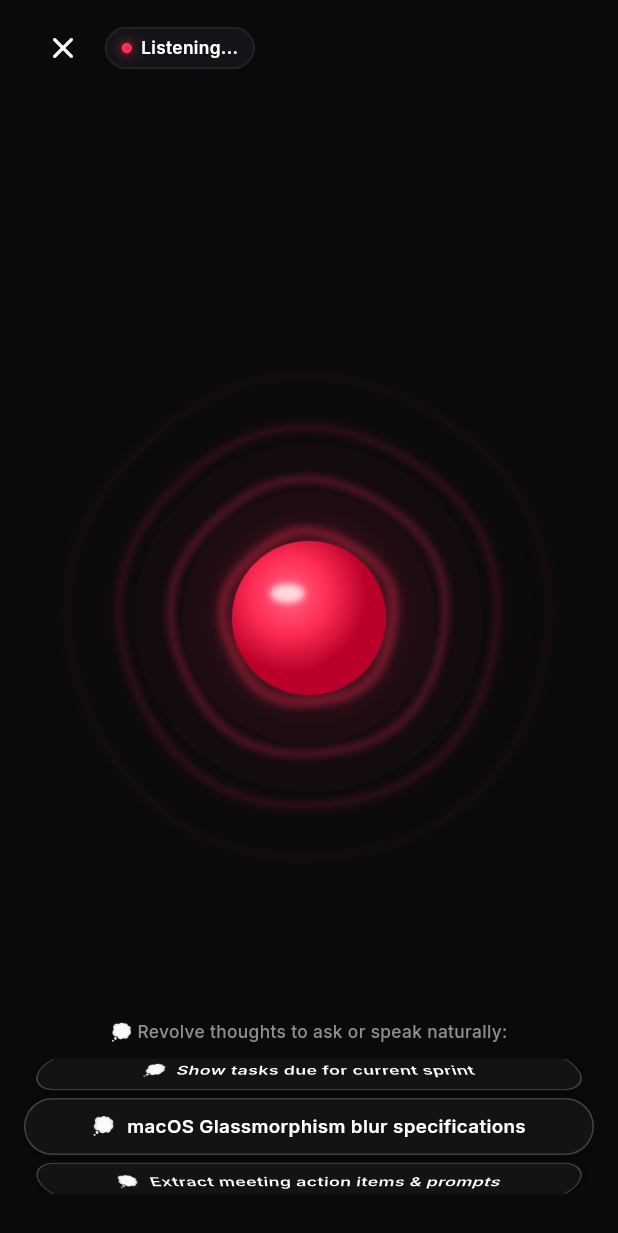
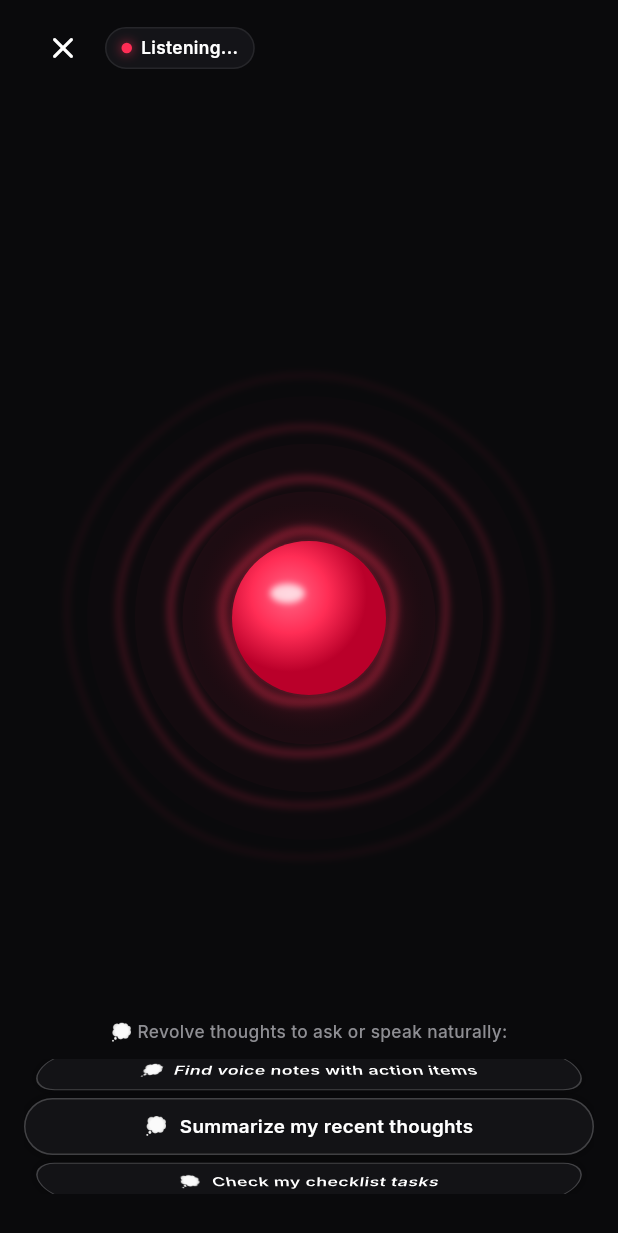
Before and after one commit to vashisht7/NoteEchoes, a Flutter app: the VoiceAssistantScreen screen opened directly, on a phone screen of 412 x 824 dp. Shown: the top 1233 px of the screen. Run offline on Flutter 3.47's test engine with Material 3 defaults, Android fonts, the phone set to English and light mode, and no system bars; our stand-ins replace file_picker, google_fonts, shared_preferences, speech_to_text; missing offline and left inert: flutter_math_fork; accounts and stored records are empty.

Commit message:
Set NoteDetailSheet height to 3/4 screen with single-finger swipe down to close, and wire real on-device note query analysis in voice assistant

```diff
--- a/lib/screens/home_screen.dart
+++ b/lib/screens/home_screen.dart
@@ -130,6 +130,8 @@ class _HomeScreenState extends State<HomeScreen> with WidgetsBindingObserver {
       context: context,
       isScrollControlled: true,
       backgroundColor: Colors.transparent,
+      enableDrag: true,
+      isDismissible: true,
       builder: (context) => NoteDetailSheet(existingNote: note),
     );
   }
--- a/lib/screens/voice_assistant_screen.dart
+++ b/lib/screens/voice_assistant_screen.dart
@@ -35,15 +35,31 @@ class _VoiceAssistantScreenState extends State<VoiceAssistantScreen>
   Timer? _orbScanTimer;
   bool _isCopied = false;
 
-  // Thoughts revolving loop at the bottom (Wheel / Cylindrical Loop)
-  final List<String> _thoughtSuggestions = [
-    "Summarize my notes on Gemini API",
-    "Check weekly grocery & pantry list",
-    "Stage UI system tokens & architecture",
-    "Show tasks due for current sprint",
-    "macOS Glassmorphism blur specifications",
-    "Extract meeting action items & prompts",
+  // Thoughts revolving loop dynamically generated from real user notes
+  List<String> get _thoughtSuggestions {
+    final allNotes = NoteService().allNotes;
+    if (allNotes.isEmpty) {
+      return [
+        "Summarize my recent thoughts",
+        "Check my checklist tasks",
+        "Review today's notes",
+        "Find voice notes with action items",
       ];
+    }
+    final suggestions = <String>[];
+    for (final note in allNotes.take(4)) {
+      suggestions.add("Summarize: ${note.title}");
+    }
+    final allTags = NoteService().allTags.where((t) => t != 'All').toList();
+    for (final tag in allTags.take(3)) {
+      suggestions.add("Show all notes in #$tag");
+    }
+    if (suggestions.length < 4) {
+      suggestions.add("Summarize all my notes");
+      suggestions.add("Find pending checklist tasks");
+    }
+    return suggestions;
+  }
 
   late final FixedExtentScrollController _wheelScrollController;
 
@@ -54,7 +70,7 @@ class _VoiceAssistantScreenState extends State<VoiceAssistantScreen>
     _voiceService = VoiceAssistantService();
     _voiceService.addListener(_onServiceUpdate);
 
-    _wheelScrollController = FixedExtentScrollController(initialItem: 1000); // For infinite loop feel
+    _wheelScrollController = FixedExtentScrollController(initialItem: 1000);
 
     _animationController = AnimationController(
       vsync: this,
@@ -73,7 +89,6 @@ class _VoiceAssistantScreenState extends State<VoiceAssistantScreen>
 
   void _loadCandidateNodes() {
     final notes = NoteService().allNotes;
-    if (notes.isNotEmpty) {
     _candidateNodes = notes.map((n) {
       return NoteNode(
         id: n.noteId,
@@ -81,14 +96,6 @@ class _VoiceAssistantScreenState extends State<VoiceAssistantScreen>
         snippet: n.summarySnippet.isNotEmpty ? n.summarySnippet : n.textContent,
       );
     }).toList();
-    } else {
-      _candidateNodes = [
-        const NoteNode(id: "n1", title: "Stage UI Specs", snippet: "Tokens and system architecture"),
-        const NoteNode(id: "n2", title: "Gemini 2.5 Multi-Modal", snippet: "Audio speech streaming"),
-        const NoteNode(id: "n3", title: "Weekly Grocery", snippet: "Almond milk and coffee"),
-        const NoteNode(id: "n4", title: "Glassmorphism Blur", snippet: "Backdrop filter specifications"),
-      ];
-    }
   }
 
   void _onServiceUpdate() {
@@ -116,7 +123,7 @@ class _VoiceAssistantScreenState extends State<VoiceAssistantScreen>
     }
   }
 
-  // Inside the Orb note scanner (notes appear one after the other inside the Dream Bubble)
+  // Inside the Orb note scanner
   void _startInsideOrbScanning() {
     _orbScanTimer?.cancel();
     _currentInsideOrbIndex = 0;
@@ -133,7 +140,7 @@ class _VoiceAssistantScreenState extends State<VoiceAssistantScreen>
   void _copySpokenTranscript() {
     final text = _voiceService.fullGeneratedResponse.isNotEmpty
         ? _voiceService.fullGeneratedResponse
-        : "Gemini API Summary:\n1. Stage UI architecture leverages low-latency streaming.\n2. Multi-modal pipeline streams raw PCM16 audio directly into context memory embeddings.";
+        : "No transcript available.";
     Clipboard.setData(ClipboardData(text: text));
     HapticFeedback.mediumImpact();
     setState(() => _isCopied = true);
@@ -145,7 +152,7 @@ class _VoiceAssistantScreenState extends State<VoiceAssistantScreen>
   void _saveAiResponseAsNote() {
     final text = _voiceService.fullGeneratedResponse.isNotEmpty
         ? _voiceService.fullGeneratedResponse
-        : "Summary of Gemini API specifications...";
+        : "Voice Assistant Summary";
     final newNote = NoteModel(
       noteId: "echo_${DateTime.now().millisecondsSinceEpoch}",
       title: _voiceService.summaryTitle,
@@ -153,7 +160,7 @@ class _VoiceAssistantScreenState extends State<VoiceAssistantScreen>
       summarySnippet: text.split("\n\n").first,
       textContent: text,
       createdAt: DateTime.now(),
-      tags: ["voice-memo", "google-ai", "stage"],
+      tags: ["voice-memo", "ai-summary"],
     );
     NoteService().addNote(newNote);
 
```
Also changed, not shown: lib/screens/note_detail_sheet.dart (+26 -4 lines), lib/services/voice_assistant_service.dart (+101 -53 lines), 1 other file. Lines whose indentation alone changed are shown as unchanged.
